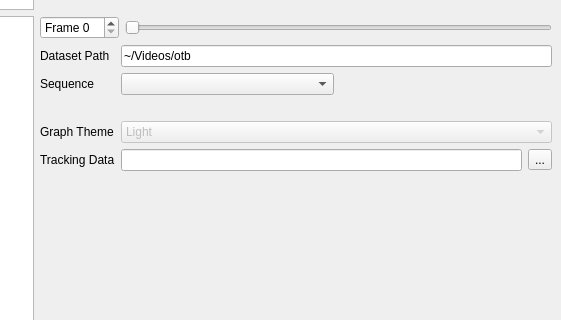
Above: tracking-analyzer/gui/main_window.ui from brobeson/tracking-analyzer before the change; both pictures show x 487 to 1048 and y 414 to 734 of the 1048 by 875 pixel window. Below: the same form after it.
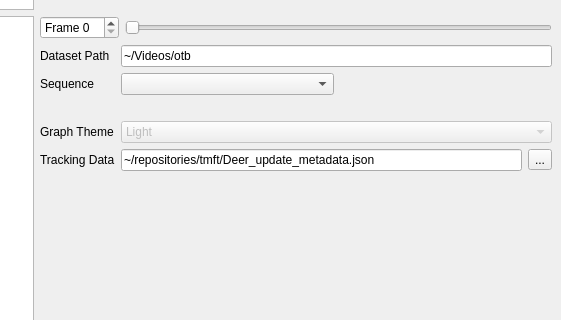
That is the form after the change. Icons and pictures are not drawn. Custom widgets are drawn as their Qt base class.

Diff of the .ui file:
```diff
--- a/tracking-analyzer/gui/main_window.ui
+++ b/tracking-analyzer/gui/main_window.ui
@@ -159,7 +159,11 @@
         <item row="4" column="1">
          <layout class="QHBoxLayout" name="horizontalLayout_3">
           <item>
-           <widget class="QLineEdit" name="results_path"/>
+           <widget class="QLineEdit" name="results_path">
+            <property name="text">
+             <string>~/repositories/tmft/Deer_update_metadata.json</string>
+            </property>
+           </widget>
           </item>
           <item>
            <widget class="QToolButton" name="toolButton">
```
Left out of the diff: 3 changed lines with no effect on the pictures.
